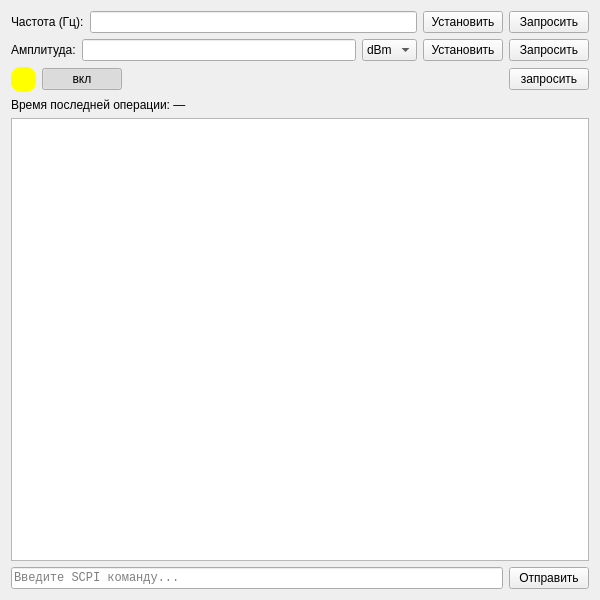
This is PPB_GUI_Sandbox/grattencontrolwidget.ui in Anatolichka2202/PPB_Project as Qt 5 draws it before an edit. The edited form follows.
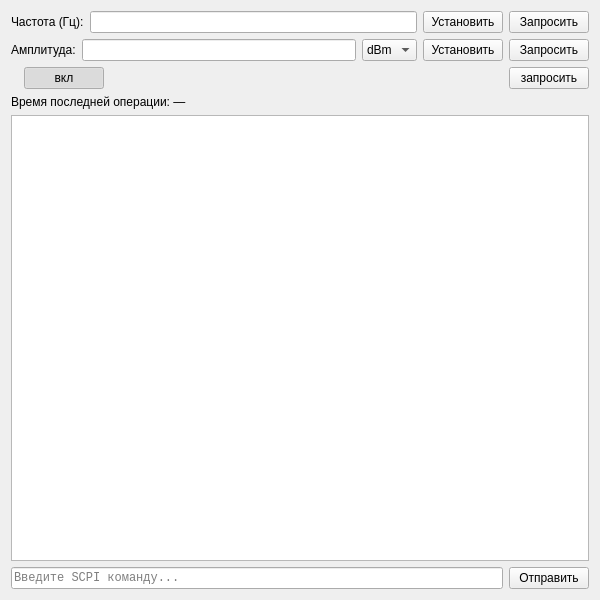
This is the edited form.

What changed in the file:
```diff
--- a/PPB_GUI_Sandbox/grattencontrolwidget.ui
+++ b/PPB_GUI_Sandbox/grattencontrolwidget.ui
@@ -89,14 +89,6 @@
     <layout class="QHBoxLayout" name="layoutOutput">
      <item>
       <widget class="QLabel" name="out_label">
-       <property name="styleSheet">
-        <string notr="true">QLabel{  
-background-color: #ffff00;
-border-radius: 10px;
-  min-height: 25px;
-  min-width: 25px;
-}</string>
-       </property>
        <property name="text">
         <string/>
        </property>
```
